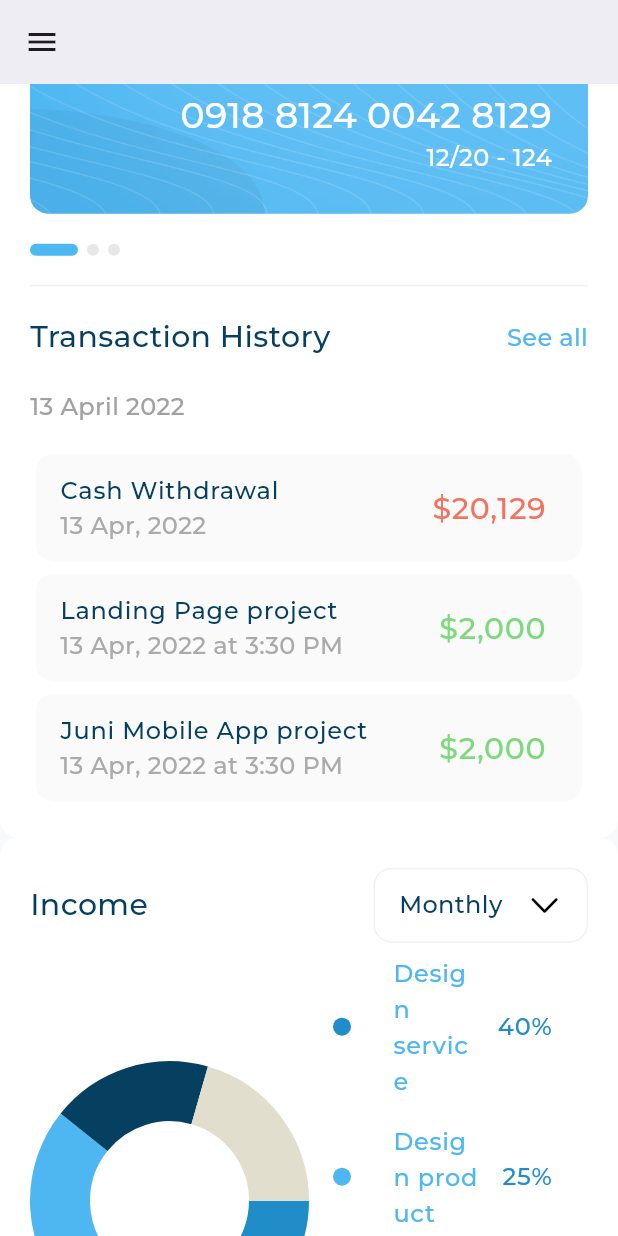
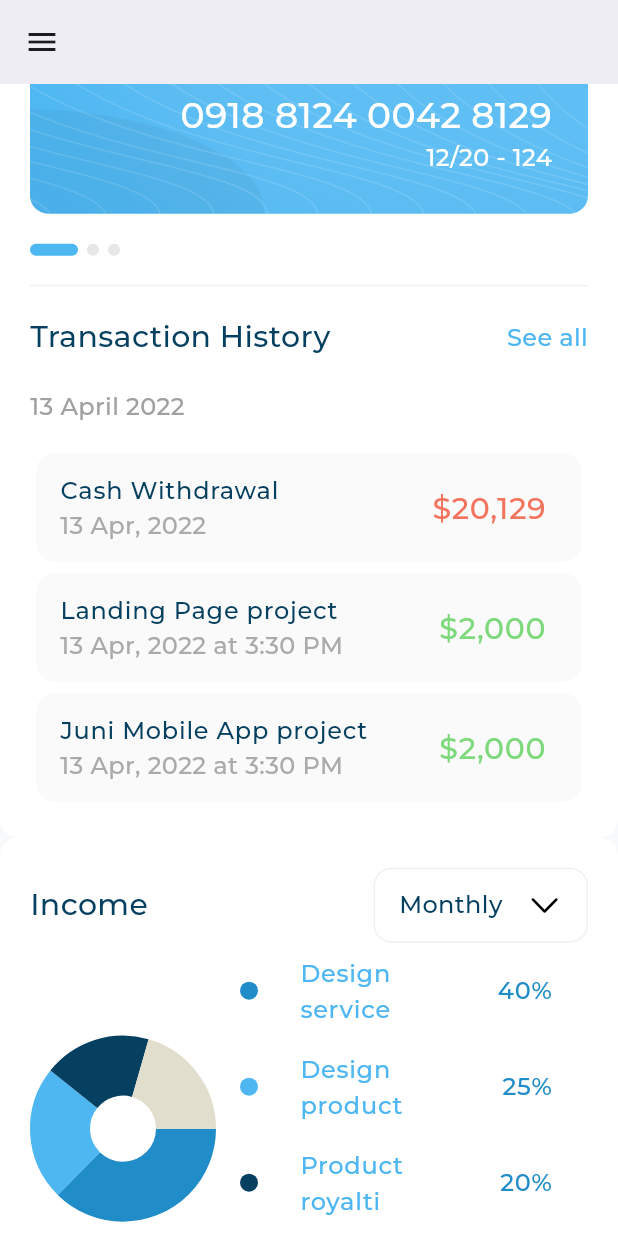
Before and after one commit to moohamed154/responsive_dashboard, a Flutter app: the screen it shows after launch, scrolled down 1152 dp, on a phone screen of 412 x 824 dp. Run offline on Flutter 3.47's test engine with Material 3 defaults, Android fonts, the phone set to English and light mode, and no system bars; drawn by our look-alikes of expandable_page_view, fl_chart; our stand-ins replace flutter_svg; project files that could hold a hidden picture were left out.

Commit message:
create size config file

```diff
--- /dev/null
+++ b/lib/utils/size_config.dart
@@ -0,0 +1,13 @@
+import 'package:flutter/material.dart';
+
+class SizeConfig {
+  static const double desktop = 1200;
+  static const double tablet = 800;
+
+  static late double width, height;
+
+  static init(BuildContext context) {
+    height = MediaQuery.of(context).size.height;
+    width = MediaQuery.of(context).size.width;
+  }
+}
--- a/lib/views/dashboard_view.dart
+++ b/lib/views/dashboard_view.dart
@@ -1,4 +1,5 @@
 import 'package:flutter/material.dart';
+import 'package:responsive_dash_board/utils/size_config.dart';
 import 'package:responsive_dash_board/widgets/adaptive_layout_widget.dart';
 import 'package:responsive_dash_board/widgets/custom_drawer.dart';
 import 'package:responsive_dash_board/widgets/dashboard_desktop_layout.dart';
@@ -16,9 +17,10 @@ class _DashboardViewState extends State<DashboardView> {
   final GlobalKey<ScaffoldState> scaffoldkey = GlobalKey();
   @override
   Widget build(BuildContext context) {
+    SizeConfig.init(context);
     return Scaffold(
       key: scaffoldkey,
-      appBar: MediaQuery.sizeOf(context).width < 800
+      appBar: MediaQuery.sizeOf(context).width < SizeConfig.tablet
           ? AppBar(
               elevation: 0,
               backgroundColor: const Color(0xFFFAFAFA),
@@ -32,8 +34,9 @@ class _DashboardViewState extends State<DashboardView> {
               ))
           : null,
       backgroundColor: const Color(0xFFF7F9FA),
-      drawer:
-          MediaQuery.sizeOf(context).width < 800 ? const CustomDrawer() : null,
+      drawer: MediaQuery.sizeOf(context).width < SizeConfig.tablet
+          ? const CustomDrawer()
+          : null,
       body: AdaptiveLayout(
         mobileLayout: (context) => const Center(child: DashBoardMobileLayout()),
         tabletLayout: (context) => const Center(child: DashboardTabletLayout()),
--- a/lib/widgets/custom_drawer.dart
+++ b/lib/widgets/custom_drawer.dart
@@ -1,5 +1,4 @@
 import 'package:flutter/material.dart';
-import 'package:flutter_svg/svg.dart';
 import 'package:responsive_dash_board/models/drawer_item_model.dart';
 import 'package:responsive_dash_board/models/user_info_model.dart';
 import 'package:responsive_dash_board/utils/app_images.dart';
--- a/lib/widgets/dashboard_desktop_layout.dart
+++ b/lib/widgets/dashboard_desktop_layout.dart
@@ -18,6 +18,14 @@ class DashboardDesktopLayout extends StatelessWidget {
         SizedBox(
           width: 32,
         ),
+        Expanded(
+          flex: 3,
+          child: CustomScrollView(
+            slivers: [
+              SliverFillRemaining(
+                hasScrollBody: false,
+                child: Row(
+                  children: [
                     Expanded(
                       flex: 2,
                       child: Padding(
@@ -43,6 +51,12 @@ class DashboardDesktopLayout extends StatelessWidget {
                       ),
                     ),
                   ],
+                ),
+              ),
+            ],
+          ),
+        )
+      ],
     );
   }
 }
--- a/lib/widgets/income_details.dart
+++ b/lib/widgets/income_details.dart
@@ -1,3 +1,5 @@
+import 'dart:developer';
+
 import 'package:flutter/material.dart';
 import 'package:responsive_dash_board/models/item_details_model.dart';
 import 'package:responsive_dash_board/widgets/item_details.dart';
@@ -17,11 +19,8 @@ class IncomeDetails extends StatelessWidget {
 
   @override
   Widget build(BuildContext context) {
-    return ListView.builder(
-        itemCount: items.length,
-        shrinkWrap: true,
-        itemBuilder: (context, index) {
-          return ItemDetails(itemDetailsModel: items[index]);
-        });
+    return Column(
+      children: items.map((e) => ItemDetails(itemDetailsModel: e)).toList(),
+    );
   }
 }
--- a/lib/widgets/income_section.dart
+++ b/lib/widgets/income_section.dart
@@ -1,8 +1,7 @@
 import 'package:flutter/cupertino.dart';
 import 'package:flutter/material.dart';
 import 'package:responsive_dash_board/widgets/custom_background_container.dart';
-import 'package:responsive_dash_board/widgets/income_chart.dart';
-import 'package:responsive_dash_board/widgets/income_details.dart';
+import 'package:responsive_dash_board/widgets/income_section_body.dart';
 import 'package:responsive_dash_board/widgets/income_section_header.dart';
 
 class IncomeSection extends StatelessWidget {
@@ -14,13 +13,7 @@ class IncomeSection extends StatelessWidget {
         child: Column(
       children: [
         IncomeSectionHeader(),
-        Row(
-          crossAxisAlignment: CrossAxisAlignment.center,
-          children: [
-            Expanded(child: IncomeChart()),
-            Expanded(child: IncomeDetails()),
-          ],
-        ),
+        IncomeSectionBody(),
       ],
     ));
   }
--- /dev/null
+++ b/lib/widgets/income_section_body.dart
@@ -0,0 +1,28 @@
+import 'package:flutter/material.dart';
+import 'package:responsive_dash_board/utils/size_config.dart';
+import 'package:responsive_dash_board/widgets/income_chart.dart';
+import 'package:responsive_dash_board/widgets/income_details.dart';
+
+class IncomeSectionBody extends StatelessWidget {
+  const IncomeSectionBody({
+    super.key,
+  });
+
+  @override
+  Widget build(BuildContext context) {
+    double width = MediaQuery.of(context).size.width;
+
+    return width >= SizeConfig.desktop && width < 1750
+        ? const SizedBox()
+        : const Row(
+            crossAxisAlignment: CrossAxisAlignment.center,
+            children: [
+              Expanded(child: IncomeChart()),
+              Expanded(
+                flex: 2,
+                child: IncomeDetails(),
+              ),
+            ],
+          );
+  }
+}
--- a/lib/widgets/transction_history.dart
+++ b/lib/widgets/transction_history.dart
@@ -17,7 +17,7 @@ class TransctionHistory extends StatelessWidget {
         ),
         Text(
           "13 April 2022",
-          style: AppStyles.styleRegular16.copyWith(
+          style: AppStyles.styleMedium16.copyWith(
             color: const Color(0xffa1a1a1),
           ),
         ),
--- a/lib/widgets/transction_history_list_view.dart
+++ b/lib/widgets/transction_history_list_view.dart
@@ -27,12 +27,8 @@ class TransctionHistoryListView extends StatelessWidget {
   ];
   @override
   Widget build(BuildContext context) {
-    return ListView.builder(
-      itemCount: items.length,
-      shrinkWrap: true,
-      itemBuilder: (context, index) {
-        return TransctionItem(transctionModel: items[index]);
-      },
+    return Column(
+      children: items.map((e) => TransctionItem(transctionModel: e)).toList(),
     );
   }
 }
```
Lines whose indentation alone changed are shown as unchanged.
